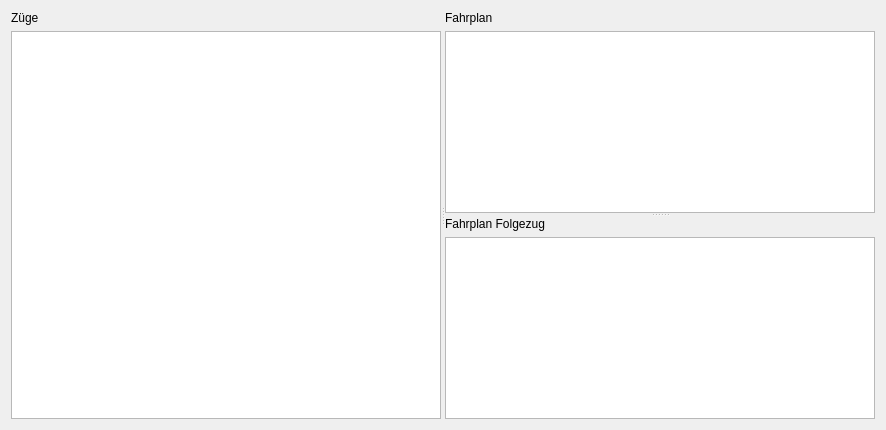
This is stskit/qt/fahrplan.ui in topological-state/stskit as Qt 5 draws it before an edit. The edited form follows.
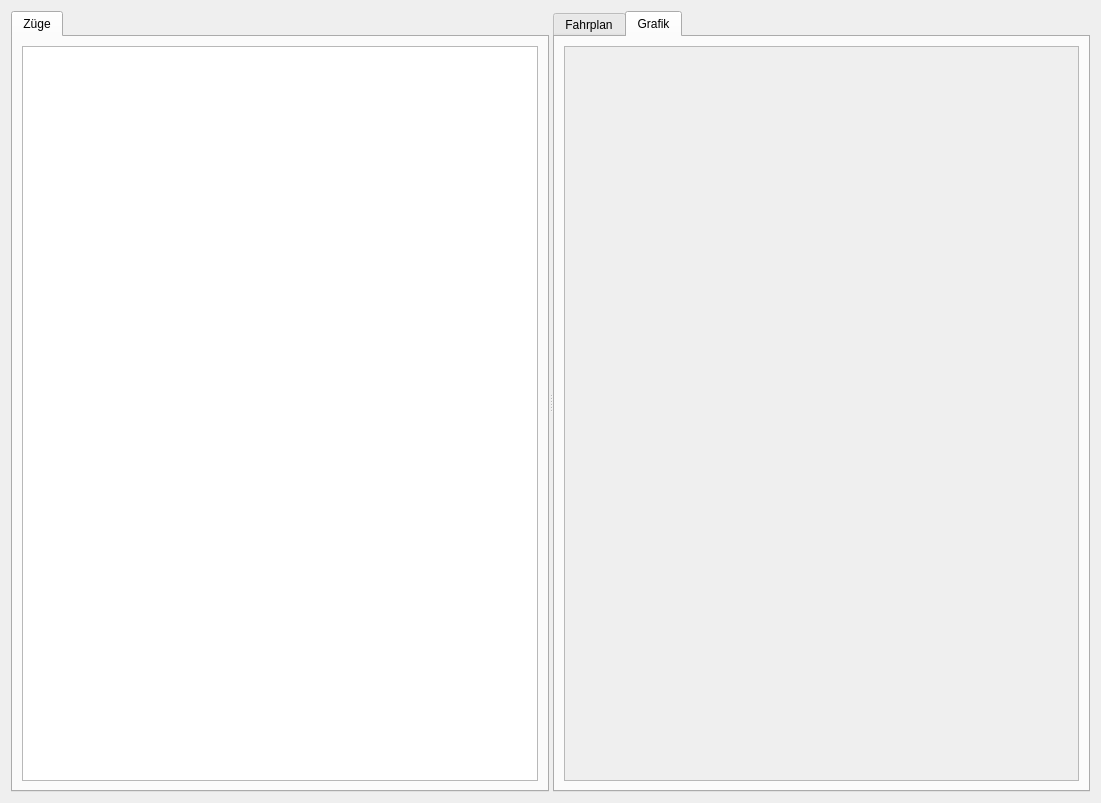
This is the edited form. The open tabs and pages were chosen to show the change.

```diff
--- a/stskit/qt/fahrplan.ui
+++ b/stskit/qt/fahrplan.ui
@@ -6,28 +6,25 @@
    <rect>
     <x>0</x>
     <y>0</y>
-    <width>886</width>
-    <height>430</height>
+    <width>1101</width>
+    <height>803</height>
    </rect>
   </property>
   <property name="windowTitle">
    <string>Form</string>
   </property>
-  <layout class="QVBoxLayout" name="verticalLayout_3">
+  <layout class="QVBoxLayout" name="verticalLayout">
    <item>
-    <widget class="QSplitter" name="splitter_2">
+    <widget class="QSplitter" name="splitter">
      <property name="orientation">
       <enum>Qt::Horizontal</enum>
      </property>
-     <widget class="QWidget" name="layoutWidget">
-      <layout class="QVBoxLayout" name="zugliste_layout">
-       <item>
-        <widget class="QLabel" name="zugliste_label">
-         <property name="text">
+     <widget class="QTabWidget" name="zugliste_widget">
+      <widget class="QWidget" name="zugliste_tab">
+       <attribute name="title">
           <string>Züge</string>
-         </property>
-        </widget>
-       </item>
+       </attribute>
+       <layout class="QVBoxLayout" name="verticalLayout_2">
        <item>
         <widget class="QTableView" name="zugliste_view">
          <property name="alternatingRowColors">
@@ -37,42 +34,71 @@
        </item>
       </layout>
      </widget>
-     <widget class="QSplitter" name="splitter">
+     </widget>
+     <widget class="QTabWidget" name="tabWidget_2">
+      <property name="currentIndex">
+       <number>0</number>
+      </property>
+      <widget class="QWidget" name="fahrplan_tab">
+       <attribute name="title">
+        <string>Fahrplan</string>
+       </attribute>
+       <layout class="QHBoxLayout" name="horizontalLayout">
+        <item>
+         <widget class="QSplitter" name="fahrplan_splitter">
       <property name="orientation">
        <enum>Qt::Vertical</enum>
       </property>
-      <widget class="QWidget" name="layoutWidget">
-       <layout class="QVBoxLayout" name="verticalLayout">
-        <item>
          <widget class="QLabel" name="fahrplan_label">
           <property name="text">
            <string>Fahrplan</string>
           </property>
-         </widget>
-        </item>
-        <item>
+           <property name="buddy">
+            <cstring>fahrplan_view</cstring>
+           </property>
+          </widget>
          <widget class="QTableView" name="fahrplan_view">
           <property name="alternatingRowColors">
            <bool>true</bool>
           </property>
          </widget>
-        </item>
-       </layout>
-      </widget>
-      <widget class="QWidget" name="layoutWidget">
-       <layout class="QVBoxLayout" name="verticalLayout_2">
-        <item>
          <widget class="QLabel" name="folgezug_label">
           <property name="text">
-           <string>Fahrplan Folgezug</string>
-          </property>
-         </widget>
-        </item>
-        <item>
+            <string>Folgezug</string>
+           </property>
+           <property name="buddy">
+            <cstring>folgezug_view</cstring>
+           </property>
+          </widget>
          <widget class="QTableView" name="folgezug_view">
           <property name="alternatingRowColors">
            <bool>true</bool>
           </property>
+          </widget>
+         </widget>
+        </item>
+       </layout>
+      </widget>
+      <widget class="QWidget" name="grafik_tab">
+       <attribute name="title">
+        <string>Grafik</string>
+       </attribute>
+       <layout class="QVBoxLayout" name="verticalLayout_3">
+        <item>
+         <widget class="QScrollArea" name="grafik_area">
+          <property name="widgetResizable">
+           <bool>true</bool>
+          </property>
+          <widget class="QWidget" name="grafik_widget">
+           <property name="geometry">
+            <rect>
+             <x>0</x>
+             <y>0</y>
+             <width>617</width>
+             <height>736</height>
+            </rect>
+           </property>
+          </widget>
          </widget>
         </item>
        </layout>
```
Lines whose indentation alone changed are shown as unchanged.
